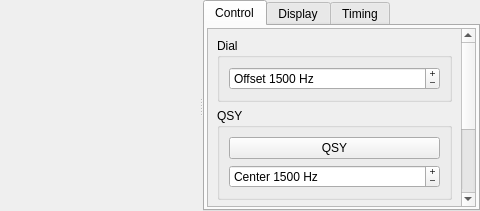
Qt form widegraph.ui (qcmiao1998/js8call) before a commit; both pictures show x 686 to 1166 and y 0 to 211 of the 1166 by 211 pixel window.
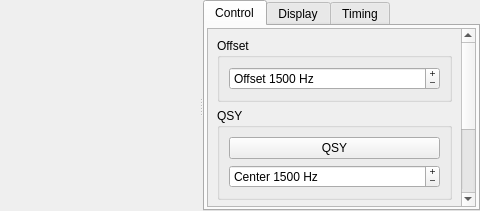
The same form after that commit. Custom widgets are drawn as their Qt base class.

```diff
--- a/widegraph.ui
+++ b/widegraph.ui
@@ -160,7 +160,7 @@
               <property name="geometry">
                <rect>
                 <x>0</x>
-                <y>-158</y>
+                <y>0</y>
                 <width>267</width>
                 <height>338</height>
                </rect>
@@ -169,7 +169,7 @@
                <item>
                 <widget class="QGroupBox" name="groupBox_7">
                  <property name="title">
-                  <string>Dial</string>
+                  <string>Offset</string>
                  </property>
                  <layout class="QVBoxLayout" name="verticalLayout_11">
                   <item>
```
Left out of the diff: 7 changed lines with no effect on the pictures.
